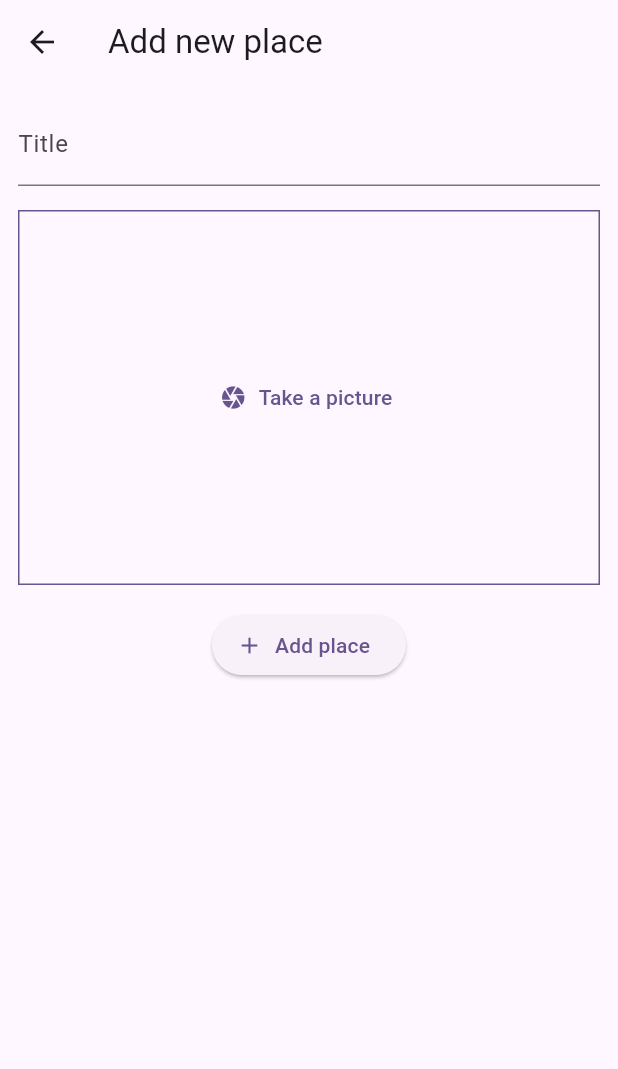
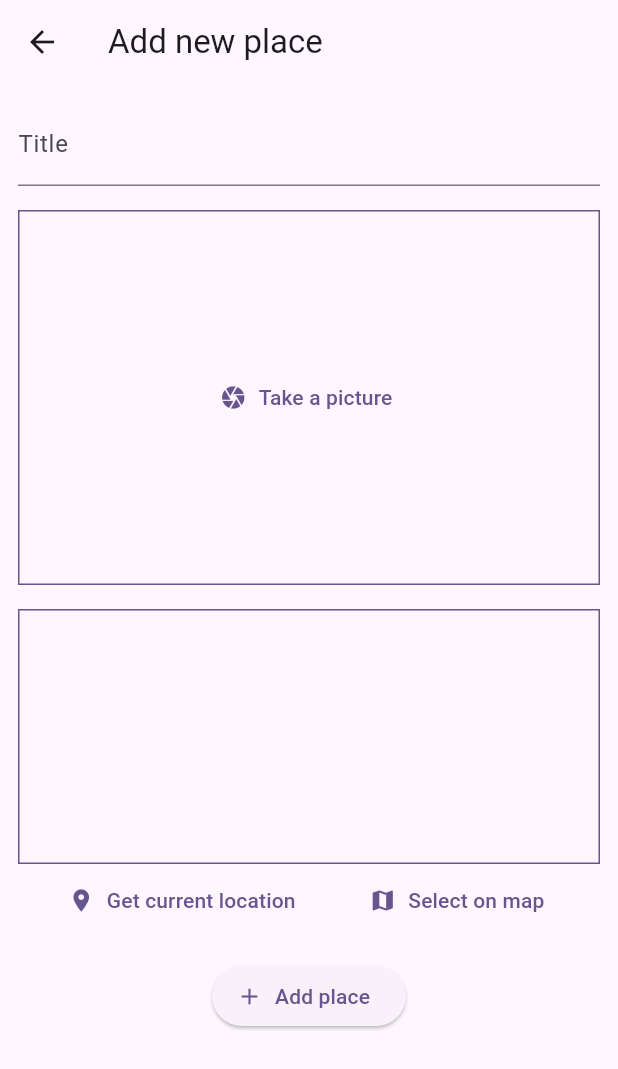
Before and after one commit to kurylko/places_app, a Flutter app: the AddPlaceScreen screen opened directly, on a phone screen of 412 x 824 dp. Shown: the top 1069 px of the screen. Run offline on Flutter 3.47's test engine with Material 3 defaults, Android fonts, the phone set to English and light mode, and no system bars; our stand-ins replace flutter_riverpod, image_picker, location.

Commit message:
added location picker package

```diff
--- a/lib/screens/add_place.dart
+++ b/lib/screens/add_place.dart
@@ -5,6 +5,7 @@ import 'package:flutter_riverpod/flutter_riverpod.dart';
 
 import 'package:places_app/providers/user_places.dart';
 import 'package:places_app/widgets/image_input.dart';
+import 'package:places_app/widgets/location_input.dart';
 
 class AddPlaceScreen extends ConsumerStatefulWidget {
   const AddPlaceScreen({super.key});
@@ -64,6 +65,10 @@ class _AddPlaceScreenState extends ConsumerState<AddPlaceScreen> {
             const SizedBox(
               height: 16,
             ),
+            LocationInput(),
+            const SizedBox(
+              height: 16,
+            ),
             ElevatedButton.icon(
               onPressed: _savePlace,
               icon: const Icon(Icons.add),
--- /dev/null
+++ b/lib/widgets/location_input.dart
@@ -0,0 +1,101 @@
+import 'package:flutter/material.dart';
+
+import 'package:location/location.dart';
+
+class LocationInput extends StatefulWidget {
+  const LocationInput({super.key});
+
+  @override
+  State<LocationInput> createState() {
+    return _LocationInputState();
+  }
+}
+
+class _LocationInputState extends State<LocationInput> {
+  Location? _pickedLocation;
+  var _isGettingLocation = false;
+
+  void _getCurrentLocation() async {
+    Location location = Location();
+
+    bool serviceEnabled;
+    PermissionStatus permissionGranted;
+    LocationData locationData;
+
+    serviceEnabled = await location.serviceEnabled();
+    if (!serviceEnabled) {
+      serviceEnabled = await location.requestService();
+      if (!serviceEnabled) {
+        return;
+      }
+    }
+
+    permissionGranted = await location.hasPermission();
+    if (permissionGranted == PermissionStatus.denied) {
+      permissionGranted = await location.requestPermission();
+      if (permissionGranted != PermissionStatus.granted) {
+        return;
+      }
+    }
+
+    setState(() {
+      _isGettingLocation = true;
+    });
+
+    locationData = await location.getLocation();
+
+    setState(() {
+      _isGettingLocation = false;
+    });
+
+    print(locationData);
+    print(locationData.altitude);
+    print(locationData.longitude);
+  }
+
+  @override
+  Widget build(BuildContext context) {
+    Widget previewContent = Text(
+      'No location chosed',
+      textAlign: TextAlign.center,
+      style: Theme.of(context)
+          .textTheme
+          .bodyLarge!
+          .copyWith(color: Theme.of(context).colorScheme.background),
+    );
+
+    if (_isGettingLocation) {
+      previewContent = const CircularProgressIndicator();
+    }
+
+    return Column(
+      children: [
+        Container(
+          height: 170,
+          width: double.infinity,
+          alignment: Alignment.center,
+          decoration: BoxDecoration(
+            border: Border.all(
+                width: 1, color: Theme.of(context).colorScheme.primary),
+          ),
+          child: previewContent,
+        ),
+        Row(
+          mainAxisAlignment: MainAxisAlignment.spaceEvenly,
+          children: [
+            TextButton.icon(
+              icon: const Icon(Icons.location_on),
+              label: const Text('Get current location'),
+              onPressed: _getCurrentLocation,
+            ),
+            TextButton.icon(
+              icon: const Icon(Icons.map),
+              label: const Text('Select on map'),
+              onPressed: () {},
+            ),
+          ],
+        ),
+      ],
+    );
+  }
+}
--- a/pubspec.yaml
+++ b/pubspec.yaml
@@ -39,6 +39,7 @@ dependencies:
   flutter_riverpod: ^2.4.9
   uuid: ^4.2.2
   image_picker: ^1.0.5
+  location: ^5.0.3
 
 dev_dependencies:
   flutter_test:
```
Also changed, not shown: pubspec.lock, 3 other files.
